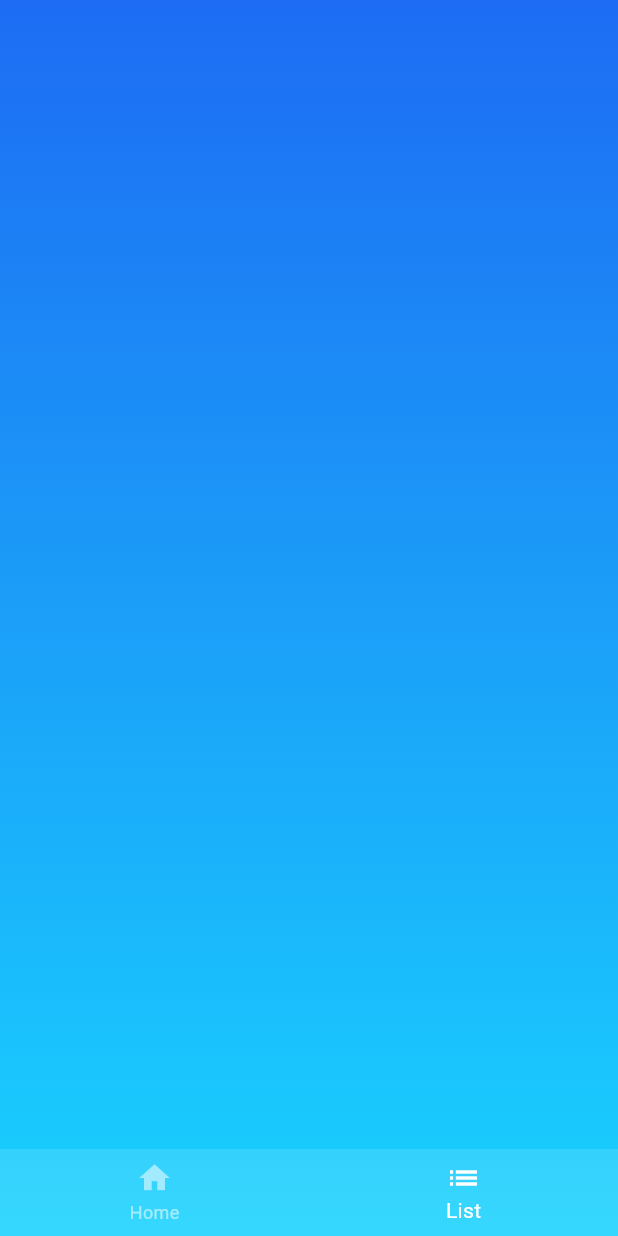
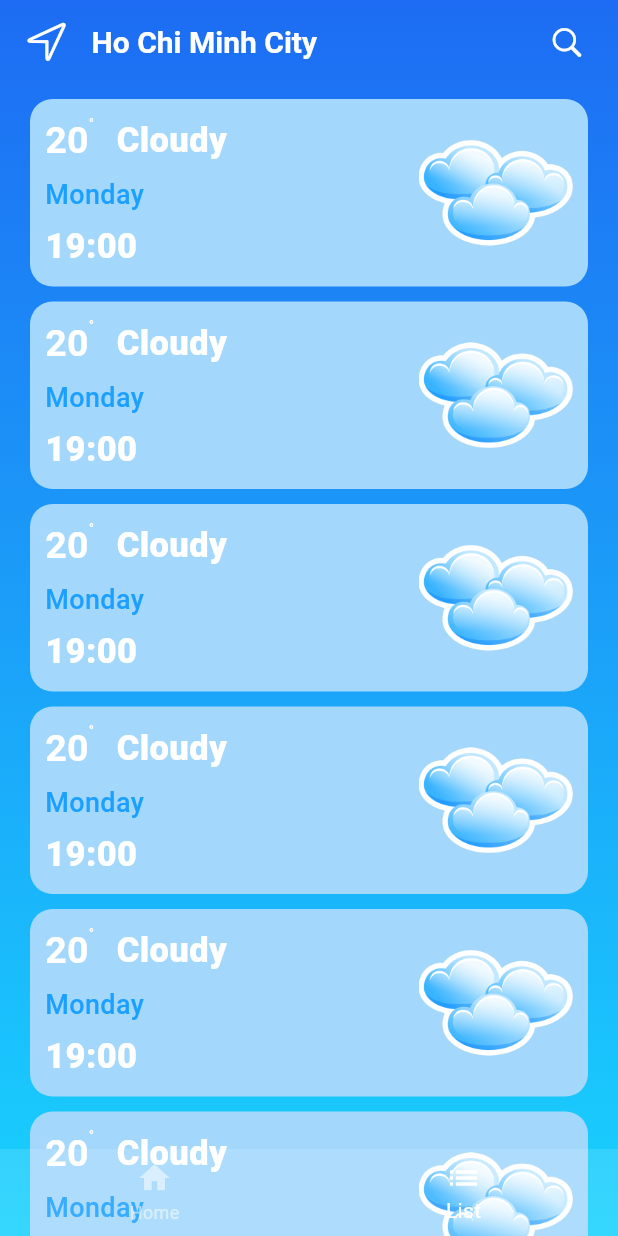
Before and after one commit to Wyn2004/weather_app_flutter, a Flutter app: the screen it shows after launch, item 2 of the bottom bar chosen, on a phone screen of 412 x 824 dp. Run offline on Flutter 3.47's test engine with Material 3 defaults, Android fonts, the phone set to English and light mode, and no system bars; drawn by our look-alikes of animated_text_kit; our stand-ins replace dio; network calls fail.

Commit message:
detail weather

```diff
--- a/lib/apps/configs/theme_custom.dart
+++ b/lib/apps/configs/theme_custom.dart
@@ -3,5 +3,17 @@ import 'package:flutter/material.dart';
 class ThemeCustom {
   static ThemeData themeLight = ThemeData.light().copyWith(
     scaffoldBackgroundColor: Colors.transparent,
+    appBarTheme: AppBarTheme(
+      actionsIconTheme: IconThemeData(color: Colors.white),
+      iconTheme: IconThemeData(color: Colors.white),
+      backgroundColor: Colors.transparent,
+      elevation: 0,
+      centerTitle: false,
+      titleTextStyle: TextStyle(
+        color: Colors.white,
+        fontSize: 20,
+        fontWeight: FontWeight.w600,
+      ),
+    ),
   );
 }
--- a/lib/pages/detail/detail_page.dart
+++ b/lib/pages/detail/detail_page.dart
@@ -1,4 +1,7 @@
+import 'package:animated_text_kit/animated_text_kit.dart';
+import 'package:flutter/cupertino.dart';
 import 'package:flutter/material.dart';
+import 'package:weather_app/pages/detail/widgets/detail_body.dart';
 
 class DetailPage extends StatelessWidget {
   const DetailPage({super.key});
@@ -13,7 +16,33 @@ class DetailPage extends StatelessWidget {
           end: Alignment.bottomCenter,
         ),
       ),
-      child: Scaffold(),
+      child: Scaffold(
+        appBar: AppBar(
+          title: Row(
+            children: [
+              Icon(CupertinoIcons.location, size: 30),
+              SizedBox(width: 15),
+              AnimatedTextKit(
+                repeatForever: true,
+                animatedTexts: [
+                  TypewriterAnimatedText(
+                    "Ho Chi Minh City",
+                    speed: Duration(milliseconds: 100),
+                  ),
+                ],
+              ),
+            ],
+          ),
+          actions: [
+            IconButton(
+              icon: const Icon(CupertinoIcons.search),
+              onPressed: () {},
+            ),
+            SizedBox(width: 10),
+          ],
+        ),
+        body: DetailBody(),
+      ),
     );
   }
 }
--- /dev/null
+++ b/lib/pages/detail/widgets/detail_body.dart
@@ -0,0 +1,77 @@
+import 'package:flutter/material.dart';
+import 'package:weather_app/apps/utils/const.dart';
+import 'package:weather_app/pages/home/widgets/home_temperature.dart';
+
+class DetailBody extends StatelessWidget {
+  const DetailBody({super.key});
+
+  @override
+  Widget build(BuildContext context) {
+    return ListView.separated(
+      padding: const EdgeInsets.symmetric(horizontal: 20, vertical: 10),
+      itemBuilder: (context, index) {
+        return Container(
+          padding: const EdgeInsets.all(10),
+          decoration: BoxDecoration(
+            color: Color(0xffA3D7FC),
+            borderRadius: BorderRadius.circular(15),
+          ),
+          child: Row(
+            children: [
+              // dung cho Expanded chiếm hết chiều rộng
+              Expanded(
+                child: Column(
+                  spacing: 5,
+                  crossAxisAlignment: CrossAxisAlignment.start,
+                  children: [
+                    Row(
+                      spacing: 15,
+                      children: [
+                        HomeTemperature(temperature: 20, fontSize: 25),
+                        Text(
+                          "Cloudy",
+                          style: TextStyle(
+                            fontWeight: FontWeight.w800,
+                            fontSize: 23,
+                            color: Colors.white,
+                          ),
+                        ),
+                      ],
+                    ),
+                    Text(
+                      "Monday",
+                      style: TextStyle(
+                        color: Color(0xff1CA0FF),
+                        fontSize: 18,
+                        fontWeight: FontWeight.w500,
+                      ),
+                    ),
+                    Text(
+                      "19:00",
+                      style: TextStyle(
+                        color: Colors.white,
+                        fontSize: 23,
+                        fontWeight: FontWeight.w800,
+                      ),
+                    ),
+                  ],
+                ),
+              ),
+              SizedBox(
+                width: MediaQuery.sizeOf(context).width / 4,
+                child: Image.asset(
+                  AssesCustom.getLinkImage('cloudy'),
+                  fit: BoxFit.cover,
+                ),
+              ),
+            ],
+          ),
+        );
+      },
+      separatorBuilder: (context, _) {
+        return const SizedBox(height: 10);
+      },
+      itemCount: 20,
+    );
+  }
+}
--- a/lib/pages/home/widgets/home_temperature.dart
+++ b/lib/pages/home/widgets/home_temperature.dart
@@ -2,7 +2,12 @@ import 'package:flutter/material.dart';
 
 class HomeTemperature extends StatelessWidget {
   final double temperature;
-  const HomeTemperature({super.key, required this.temperature});
+  final int fontSize;
+  const HomeTemperature({
+    super.key,
+    required this.temperature,
+    this.fontSize = 100,
+  });
 
   @override
   Widget build(BuildContext context) {
@@ -14,7 +19,7 @@ class HomeTemperature extends StatelessWidget {
           temperature.round().toString(),
           style: TextStyle(
             color: Colors.white,
-            fontSize: 100,
+            fontSize: fontSize.toDouble(),
             fontWeight: FontWeight.w700,
           ),
         ),
@@ -22,7 +27,7 @@ class HomeTemperature extends StatelessWidget {
           "°",
           style: TextStyle(
             color: Colors.white,
-            fontSize: 36,
+            fontSize: fontSize.toDouble() / 3,
             fontWeight: FontWeight.w700,
           ),
         ),
--- a/pubspec.yaml
+++ b/pubspec.yaml
@@ -37,6 +37,7 @@ dependencies:
   intl: ^0.20.2
   dio: ^5.8.0+1
   provider: ^6.1.4
+  animated_text_kit: ^4.2.3
 
 dev_dependencies:
   flutter_test:
```
Also changed, not shown: pubspec.lock.
